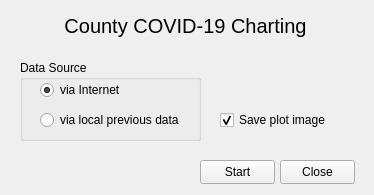
First picture: the form in gui/mainForm.ui, repository SoCalDude/covid, before the edit.
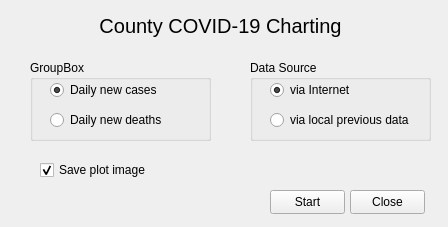
Second picture: the form after the edit.

```diff
--- a/gui/mainForm.ui
+++ b/gui/mainForm.ui
@@ -6,8 +6,8 @@
    <rect>
     <x>0</x>
     <y>0</y>
-    <width>374</width>
-    <height>195</height>
+    <width>448</width>
+    <height>227</height>
    </rect>
   </property>
   <property name="windowTitle">
@@ -17,8 +17,8 @@
    <widget class="QCheckBox" name="chkSavePlotImage">
     <property name="geometry">
      <rect>
-      <x>220</x>
-      <y>110</y>
+      <x>40</x>
+      <y>160</y>
       <width>125</width>
       <height>20</height>
      </rect>
@@ -35,7 +35,7 @@
      <rect>
       <x>0</x>
       <y>10</y>
-      <width>371</width>
+      <width>441</width>
       <height>31</height>
      </rect>
     </property>
@@ -54,8 +54,8 @@
    <widget class="QPushButton" name="btnStart">
     <property name="geometry">
      <rect>
-      <x>200</x>
-      <y>160</y>
+      <x>270</x>
+      <y>190</y>
       <width>75</width>
       <height>24</height>
      </rect>
@@ -67,8 +67,8 @@
    <widget class="QPushButton" name="btnClose">
     <property name="geometry">
      <rect>
-      <x>280</x>
-      <y>160</y>
+      <x>350</x>
+      <y>190</y>
       <width>75</width>
       <height>24</height>
      </rect>
@@ -80,7 +80,7 @@
    <widget class="QGroupBox" name="grpDataSource">
     <property name="geometry">
      <rect>
-      <x>20</x>
+      <x>250</x>
       <y>60</y>
       <width>181</width>
       <height>81</height>
@@ -119,6 +119,48 @@
      </property>
     </widget>
    </widget>
+   <widget class="QGroupBox" name="groupBox">
+    <property name="geometry">
+     <rect>
+      <x>30</x>
+      <y>60</y>
+      <width>181</width>
+      <height>81</height>
+     </rect>
+    </property>
+    <property name="title">
+     <string>GroupBox</string>
+    </property>
+    <widget class="QRadioButton" name="radNewCases">
+     <property name="geometry">
+      <rect>
+       <x>20</x>
+       <y>20</y>
+       <width>151</width>
+       <height>20</height>
+      </rect>
+     </property>
+     <property name="text">
+      <string>Daily new cases</string>
+     </property>
+     <property name="checked">
+      <bool>true</bool>
+     </property>
+    </widget>
+    <widget class="QRadioButton" name="radNewDeaths">
+     <property name="geometry">
+      <rect>
+       <x>20</x>
+       <y>50</y>
+       <width>151</width>
+       <height>20</height>
+      </rect>
+     </property>
+     <property name="text">
+      <string>Daily new deaths</string>
+     </property>
+    </widget>
+   </widget>
   </widget>
  </widget>
  <resources/>
```
